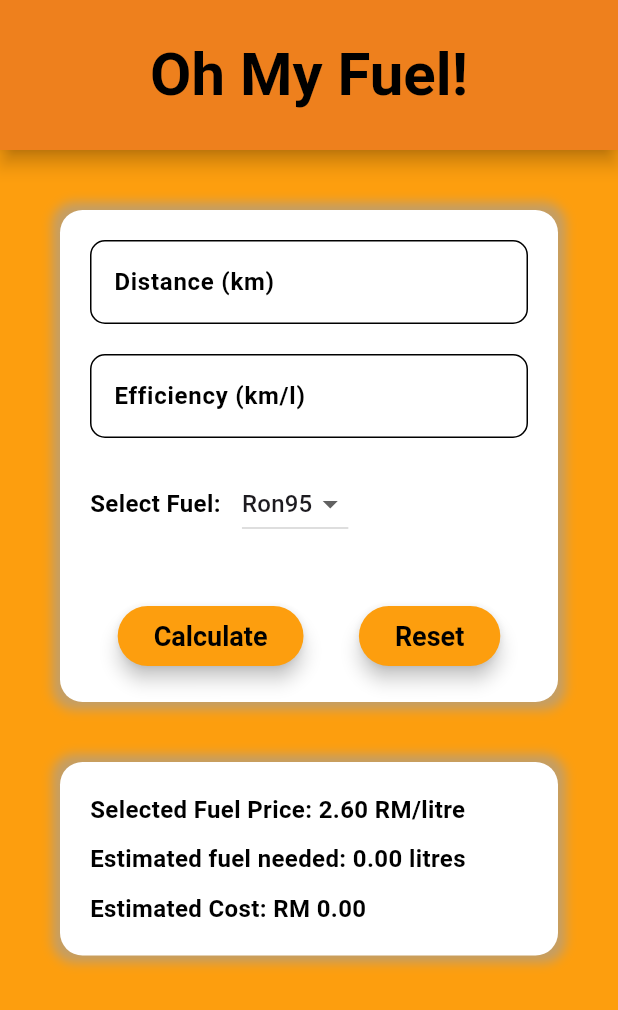
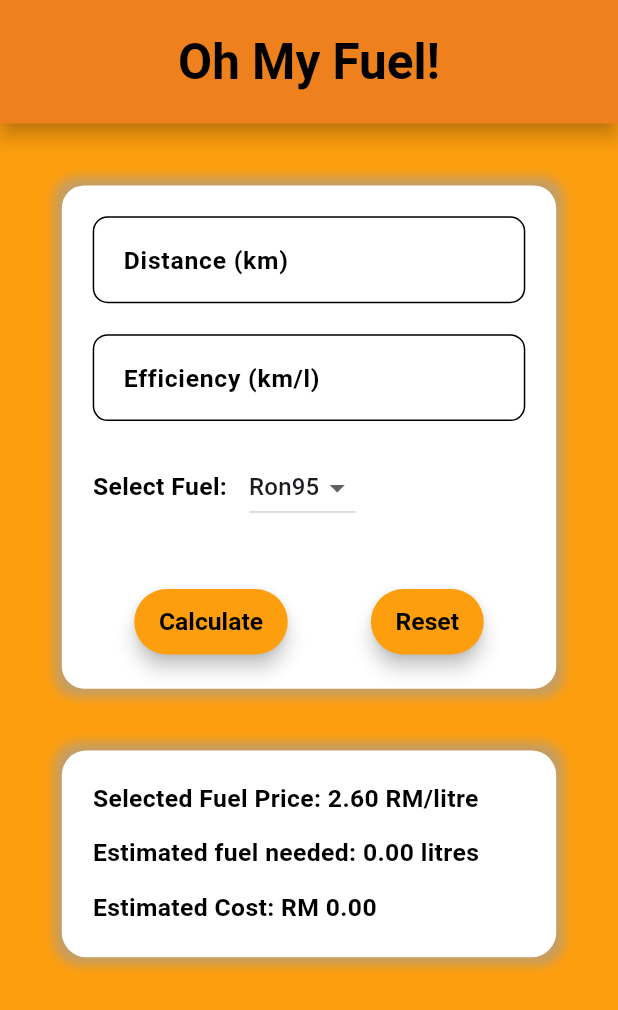
Before and after one commit to RidhwanAC/app_ohmyfuel, a Flutter app: the screen it shows after launch, on a phone screen of 412 x 824 dp. Shown: the top 1010 px of the screen. Run offline on Flutter 3.47's test engine with Material 3 defaults, Android fonts, the light colour scheme and no system bars.

Commit message:
Update responsive layout

```diff
--- a/lib/main.dart
+++ b/lib/main.dart
@@ -35,7 +35,6 @@ class MainApp extends StatelessWidget {
         scaffoldBackgroundColor: const Color.fromARGB(255, 253, 158, 14),
         appBarTheme: const AppBarTheme(
           centerTitle: true,
-          toolbarHeight: 100,
           backgroundColor: Color.fromARGB(255, 253, 133, 14),
           shadowColor: Colors.black,
           elevation: 5,
--- a/lib/pg_home.dart
+++ b/lib/pg_home.dart
@@ -9,8 +9,8 @@ class HomePage extends StatefulWidget {
 }
 
 class _HomePageState extends State<HomePage> {
-  late double pgWidth = MediaQuery.of(context).size.width;
-  late double pgHeight = MediaQuery.of(context).size.height;
+  late double pgWidth;
+  late double pgHeight;
 
   TextEditingController distanceController = TextEditingController();
   TextEditingController efficiencyController = TextEditingController();
@@ -31,9 +31,18 @@ class _HomePageState extends State<HomePage> {
 
   @override
   Widget build(BuildContext context) {
+    pgWidth = MediaQuery.of(context).size.width;
+    pgHeight = MediaQuery.of(context).size.height;
     return Scaffold(
       appBar: AppBar(
-        title: const Text('Oh My Fuel!'),
+        toolbarHeight: 0.1 * pgHeight,
+        title: Text(
+          'Oh My Fuel!',
+          style: TextStyle(
+            fontSize: 0.04 * pgHeight,
+            fontWeight: FontWeight.bold,
+          ),
+        ),
       ),
       body: SafeArea(
         top: true,
@@ -44,8 +53,8 @@ class _HomePageState extends State<HomePage> {
               child: Column(
             children: [
               Container(
-                padding: const EdgeInsets.all(20.0),
-                margin: const EdgeInsets.all(40.0),
+                padding: EdgeInsets.all(0.025 * pgHeight),
+                margin: EdgeInsets.all(0.05 * pgHeight),
                 decoration: BoxDecoration(
                   color: Colors.white,
                   borderRadius: BorderRadius.circular(15.0),
@@ -87,7 +96,7 @@ class _HomePageState extends State<HomePage> {
                         ),
                       ),
                     ),
-                    const SizedBox(height: 20),
+                    SizedBox(height: 0.025 * pgHeight),
                     MyTextField(
                       controller: efficiencyController,
                       labelText: 'Efficiency (km/l)',
@@ -120,12 +129,17 @@ class _HomePageState extends State<HomePage> {
                         ),
                       ),
                     ),
-                    const SizedBox(height: 20),
+                    SizedBox(height: 0.025 * pgHeight),
                     Row(
                       children: [
-                        const Text('Select Fuel: ',
-                            style: TextStyle(fontWeight: FontWeight.bold)),
-                        const SizedBox(width: 10),
+                        Text(
+                          'Select Fuel: ',
+                          style: TextStyle(
+                            fontWeight: FontWeight.bold,
+                            fontSize: 0.02 * pgHeight,
+                          ),
+                        ),
+                        SizedBox(width: 0.025 * pgWidth),
                         DropdownButton<String>(
                           value: selectedFuel,
                           items: fuelPrices.keys.map((String value) {
@@ -142,17 +156,37 @@ class _HomePageState extends State<HomePage> {
                         ),
                       ],
                     ),
-                    const SizedBox(height: 40),
+                    SizedBox(height: 0.05 * pgHeight),
                     Row(
                       mainAxisAlignment: MainAxisAlignment.spaceAround,
                       children: [
                         ElevatedButton(
                           onPressed: _calculate,
-                          child: const Text('Calculate'),
+                          style: ElevatedButton.styleFrom(
+                            padding: EdgeInsets.fromLTRB(
+                                0.04 * pgWidth,
+                                0.015 * pgHeight,
+                                0.04 * pgWidth,
+                                0.015 * pgHeight),
+                          ),
+                          child: Text(
+                            'Calculate',
+                            style: TextStyle(fontSize: 0.02 * pgHeight),
+                          ),
                         ),
                         ElevatedButton(
                           onPressed: _clear,
-                          child: const Text('Reset'),
+                          style: ElevatedButton.styleFrom(
+                            padding: EdgeInsets.fromLTRB(
+                                0.04 * pgWidth,
+                                0.015 * pgHeight,
+                                0.04 * pgWidth,
+                                0.015 * pgHeight),
+                          ),
+                          child: Text(
+                            'Reset',
+                            style: TextStyle(fontSize: 0.02 * pgHeight),
+                          ),
                         ),
                       ],
                     ),
@@ -161,11 +195,12 @@ class _HomePageState extends State<HomePage> {
               ),
               Container(
                 width: double.infinity,
-                padding: const EdgeInsets.all(20.0),
-                margin: const EdgeInsets.fromLTRB(40, 0, 40, 0),
+                padding: EdgeInsets.all(0.025 * pgHeight),
+                margin:
+                    EdgeInsets.fromLTRB(0.05 * pgHeight, 0, 0.05 * pgHeight, 0),
                 decoration: BoxDecoration(
                   color: Colors.white,
-                  borderRadius: BorderRadius.circular(15.0),
+                  borderRadius: BorderRadius.circular(0.02 * pgHeight),
                   boxShadow: [
                     BoxShadow(
                       color: Colors.grey.withOpacity(0.6),
@@ -179,12 +214,19 @@ class _HomePageState extends State<HomePage> {
                   crossAxisAlignment: CrossAxisAlignment.start,
                   children: [
                     Text(
-                        'Selected Fuel Price: ${fuelPrices[selectedFuel]?.toStringAsFixed(2)} RM/litre'),
-                    const SizedBox(height: 10),
+                      'Selected Fuel Price: ${fuelPrices[selectedFuel]?.toStringAsFixed(2)} RM/litre',
+                      style: TextStyle(fontSize: 0.02 * pgHeight),
+                    ),
+                    SizedBox(height: 0.015 * pgHeight),
                     Text(
-                        'Estimated fuel needed: ${fuelNeeded.toStringAsFixed(2)} litres'),
-                    const SizedBox(height: 10),
-                    Text('Estimated Cost: RM ${cost.toStringAsFixed(2)}'),
+                      'Estimated fuel needed: ${fuelNeeded.toStringAsFixed(2)} litres',
+                      style: TextStyle(fontSize: 0.02 * pgHeight),
+                    ),
+                    SizedBox(height: 0.015 * pgHeight),
+                    Text(
+                      'Estimated Cost: RM ${cost.toStringAsFixed(2)}',
+                      style: TextStyle(fontSize: 0.02 * pgHeight),
+                    ),
                   ],
                 ),
               )
--- a/lib/pg_splash.dart
+++ b/lib/pg_splash.dart
@@ -9,8 +9,8 @@ class SplashPage extends StatefulWidget {
 }
 
 class _SplashPageState extends State<SplashPage> {
-  late double pgWidth = MediaQuery.of(context).size.width;
-  late double pgHeight = MediaQuery.of(context).size.height;
+  late double pgWidth;
+  late double pgHeight;
 
   @override
   void initState() {
@@ -23,6 +23,8 @@ class _SplashPageState extends State<SplashPage> {
 
   @override
   Widget build(BuildContext context) {
+    pgWidth = MediaQuery.of(context).size.width;
+    pgHeight = MediaQuery.of(context).size.height;
     return Scaffold(
       body: Center(
         child: Column(
--- a/lib/widgets/my_textfield.dart
+++ b/lib/widgets/my_textfield.dart
@@ -28,18 +28,29 @@ class _MyTextFieldState extends State<MyTextField> {
       inputFormatters: [
         FilteringTextInputFormatter.allow(RegExp(r'^\d{1,5}\.?\d{0,3}')),
       ],
+      style: TextStyle(
+        fontSize: 0.02 * MediaQuery.of(context).size.height,
+      ),
       decoration: InputDecoration(
         labelText: widget.labelText,
-        labelStyle: const TextStyle(
+        labelStyle: TextStyle(
           fontWeight: FontWeight.bold,
           color: Colors.black,
+          fontSize: 0.02 * MediaQuery.of(context).size.height,
         ),
         hintText: widget.hintText,
+        hintStyle: TextStyle(
+          fontSize: 0.018 * MediaQuery.of(context).size.height,
+        ),
+        contentPadding:
+            EdgeInsets.all(0.02 * MediaQuery.of(context).size.height),
         enabledBorder: widget.enabledBorder,
         focusedBorder: OutlineInputBorder(
-          borderRadius: BorderRadius.circular(10),
-          borderSide: const BorderSide(
-              color: Color.fromARGB(255, 14, 44, 239), width: 2),
+          borderRadius:
+              BorderRadius.circular(0.015 * MediaQuery.of(context).size.height),
+          borderSide: BorderSide(
+              color: const Color.fromARGB(255, 14, 44, 239),
+              width: 0.003 * MediaQuery.of(context).size.height),
         ),
       ),
     );
```
